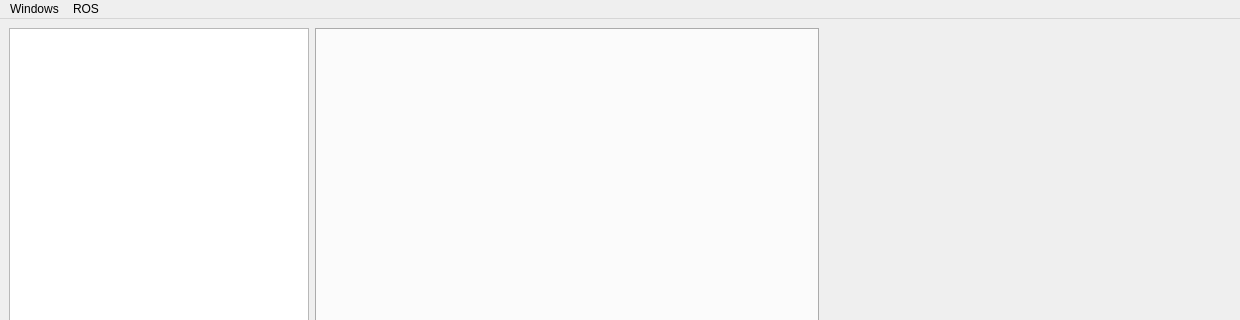
Above: resource/ROSLab.ui from sem23/roslab_ide before the change; both pictures show x 0 to 1240 and y 0 to 320 of the 1240 by 800 pixel window. Below: the same form after it.
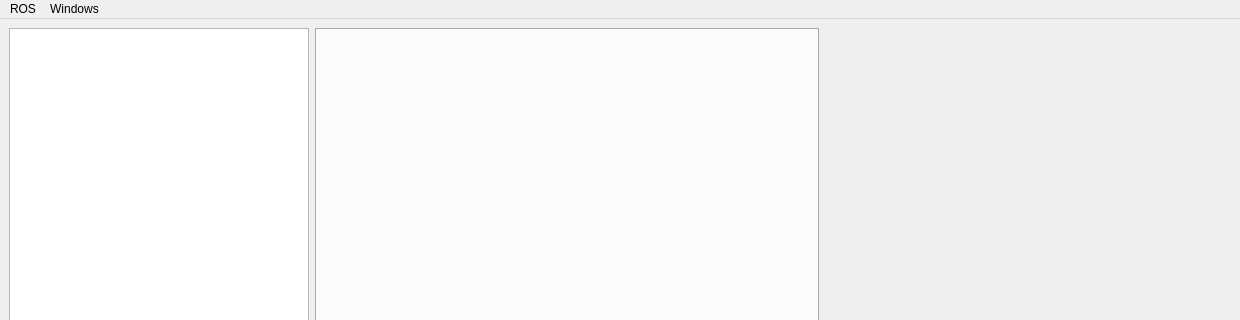
That is the form after the change.

```diff
--- a/resource/ROSLab.ui
+++ b/resource/ROSLab.ui
@@ -143,8 +143,8 @@
     </property>
     <addaction name="actionStart_roscore"/>
    </widget>
-   <addaction name="menuWindows"/>
    <addaction name="menuROS"/>
+   <addaction name="menuWindows"/>
   </widget>
   <action name="actionSettings">
    <property name="text">
```
Left out of the diff: 26 changed lines with no effect on the pictures.
